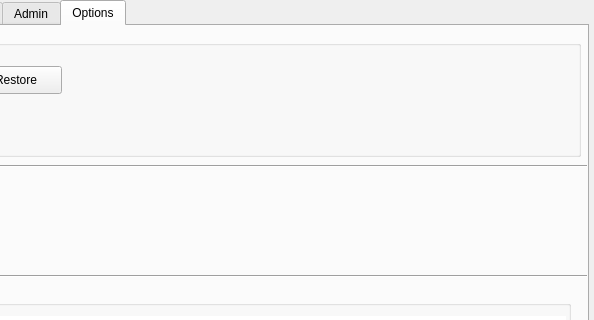
Before: the Qt Designer form gui/lmsgui.ui in elshobaky/MeX-LMS, drawn with Qt 5; both pictures show x 192 to 786 and y 0 to 320 of the 786 by 587 pixel window.
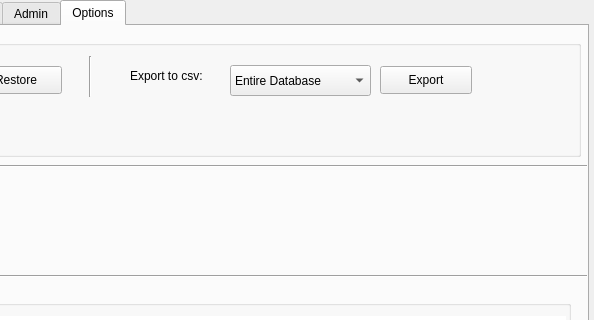
After: the same form once the commit is applied. The open tabs and pages were chosen to show the change. Icons and pictures are not drawn.

Commit message: Add Export to CSV option

```diff
--- a/gui/lmsgui.ui
+++ b/gui/lmsgui.ui
@@ -1616,6 +1616,80 @@
         <enum>Qt::RichText</enum>
        </property>
       </widget>
+      <widget class="QComboBox" name="db_csv_export_table">
+       <property name="geometry">
+        <rect>
+         <x>410</x>
+         <y>39</y>
+         <width>141</width>
+         <height>31</height>
+        </rect>
+       </property>
+       <item>
+        <property name="text">
+         <string>Entire Database</string>
+        </property>
+       </item>
+       <item>
+        <property name="text">
+         <string>Books</string>
+        </property>
+       </item>
+       <item>
+        <property name="text">
+         <string>Members</string>
+        </property>
+       </item>
+       <item>
+        <property name="text">
+         <string>Borrows</string>
+        </property>
+       </item>
+       <item>
+        <property name="text">
+         <string>Admins</string>
+        </property>
+       </item>
+      </widget>
+      <widget class="QLabel" name="label_12">
+       <property name="geometry">
+        <rect>
+         <x>310</x>
+         <y>40</y>
+         <width>101</width>
+         <height>20</height>
+        </rect>
+       </property>
+       <property name="text">
+        <string>Export to csv:</string>
+       </property>
+      </widget>
+      <widget class="QPushButton" name="db_csv_export_btn">
+       <property name="geometry">
+        <rect>
+         <x>560</x>
+         <y>40</y>
+         <width>92</width>
+         <height>28</height>
+        </rect>
+       </property>
+       <property name="text">
+        <string>Export</string>
+       </property>
+      </widget>
+      <widget class="Line" name="line_9">
+       <property name="geometry">
+        <rect>
+         <x>260</x>
+         <y>30</y>
+         <width>20</width>
+         <height>41</height>
+        </rect>
+       </property>
+       <property name="orientation">
+        <enum>Qt::Vertical</enum>
+       </property>
+      </widget>
      </widget>
      <widget class="QGroupBox" name="groupBox_12">
       <property name="geometry">
```
Left out of the diff: 2 changed lines with no effect on the pictures. The commit also changes 12 other files.
